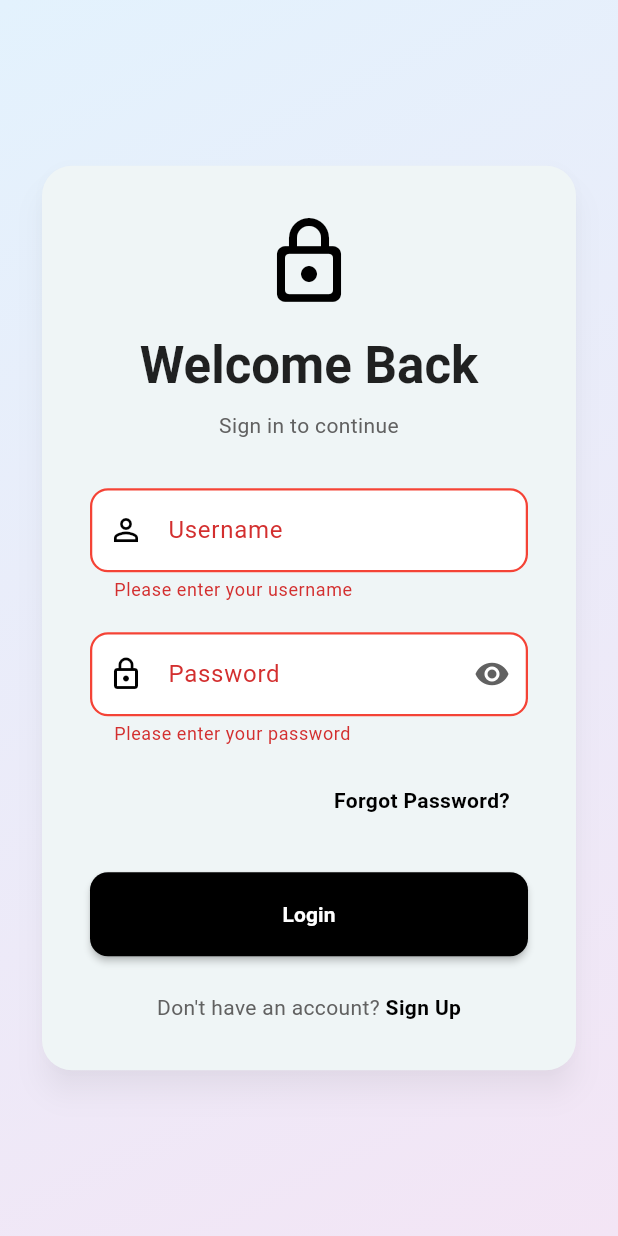
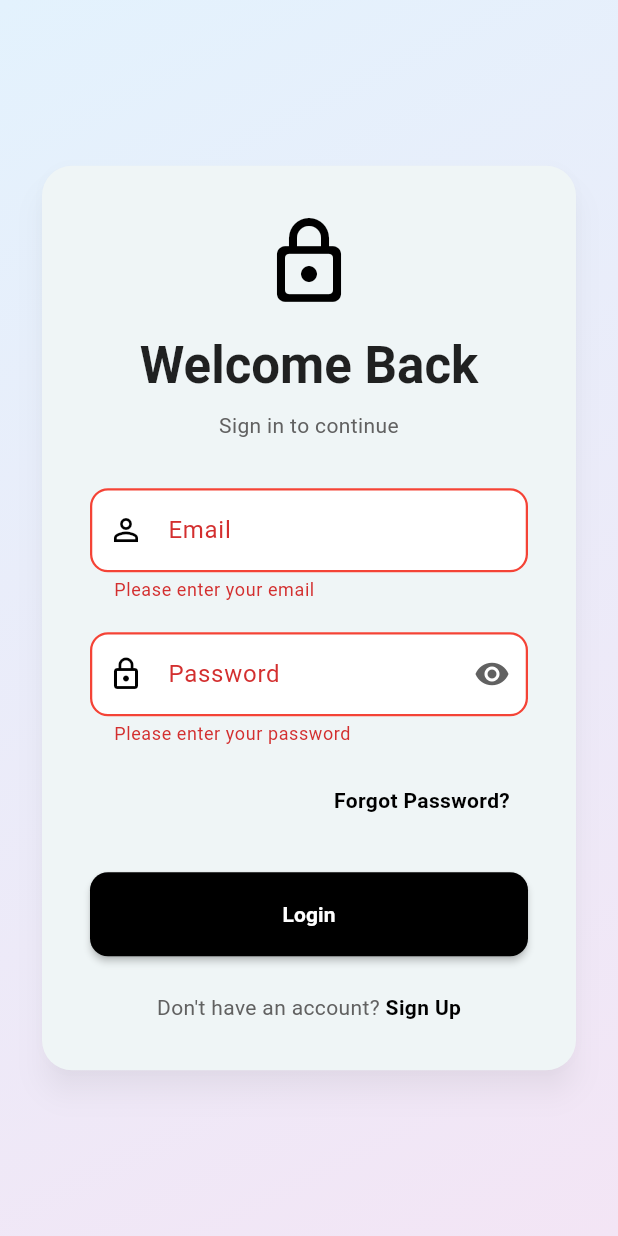
Before and after one commit to evance-mose/AMLS-APP, a Flutter app: the screen it shows after launch, after a tap on "Login", on a phone screen of 412 x 824 dp. Run offline on Flutter 3.47's test engine with Material 3 defaults, Android fonts, the phone set to English and light mode, and no system bars; our stand-ins replace bloc, flutter_bloc, shared_preferences; network calls fail.

Commit message:
Refactor authentication flow by updating LoginPage to use email instead of username, enhancing user experience with email validation. Integrate AuthCubit for managing authentication state and improve API service to include authentication headers for secure requests. Update main.dart to handle navigation based on authentication state, ensuring a seamless user experience.

```diff
--- a/lib/cubits/auth/auth_cubit.dart
+++ b/lib/cubits/auth/auth_cubit.dart
@@ -1,24 +1,51 @@
 import 'package:bloc/bloc.dart';
 import 'package:meta/meta.dart';
+import 'package:amls/services/auth_service.dart';
+import 'package:amls/models/user_model.dart';
 
 part 'auth_state.dart';
 
 class AuthCubit extends Cubit<AuthState> {
-  AuthCubit() : super(AuthInitial());
+  AuthCubit() : super(AuthInitial()) {
+    _checkAuthStatus();
+  }
 
-  Future<void> login(String username, String password) async {
+  // Check if user is already authenticated on app start
+  Future<void> _checkAuthStatus() async {
+    try {
+      final isAuthenticated = await AuthService.isAuthenticated();
+      if (isAuthenticated) {
+        final token = await AuthService.getToken();
+        final user = await AuthService.getUser();
+        if (token != null) {
+          emit(AuthAuthenticated(token: token, user: user));
+        }
+      }
+    } catch (e) {
+      print('Error checking auth status: $e');
+    }
+  }
+
+  Future<void> login(String email, String password) async {
     emit(AuthLoading());
-    await Future.delayed(const Duration(seconds: 1)); // Simulate network delay
-    if (username == 'test' && password == 'password') {
-      emit(AuthAuthenticated(username));
-    } else {
-      emit(AuthError('Invalid credentials'));
+    try {
+      final result = await AuthService.login(email, password);
+      emit(AuthAuthenticated(
+        token: result['token'],
+        user: result['user'],
+      ));
+    } catch (e) {
+      emit(AuthError(e.toString()));
     }
   }
 
   Future<void> logout() async {
     emit(AuthLoading());
-    await Future.delayed(const Duration(seconds: 1));
-    emit(AuthInitial());
+    try {
+      await AuthService.logout();
+      emit(AuthInitial());
+    } catch (e) {
+      emit(AuthError(e.toString()));
+    }
   }
 }
--- a/lib/cubits/auth/auth_state.dart
+++ b/lib/cubits/auth/auth_state.dart
@@ -8,9 +8,13 @@ class AuthInitial extends AuthState {}
 class AuthLoading extends AuthState {}
 
 class AuthAuthenticated extends AuthState {
-  final String username;
+  final String token;
+  final User? user;
 
-  AuthAuthenticated(this.username);
+  AuthAuthenticated({
+    required this.token,
+    this.user,
+  });
 }
 
 class AuthError extends AuthState {
--- a/lib/home_page.dart
+++ b/lib/home_page.dart
@@ -69,6 +69,7 @@ class _HomePageState extends State<HomePage> {
                         onPressed: () {
                           Navigator.pop(context);
                           context.read<AuthCubit>().logout();
+                          // Navigation back to login is handled by main.dart BlocBuilder
                         },
                         child: Text('Logout', style: TextStyle(color: colorScheme.error)),
                       ),
--- a/lib/login_page.dart
+++ b/lib/login_page.dart
@@ -10,7 +10,7 @@ class LoginPage extends StatefulWidget {
 }
 
 class _LoginPageState extends State<LoginPage> {
-  final TextEditingController _usernameController = TextEditingController();
+  final TextEditingController _emailController = TextEditingController();
   final TextEditingController _passwordController = TextEditingController();
   final GlobalKey<FormState> _formKey = GlobalKey<FormState>();
   bool _isPasswordVisible = false;
@@ -31,9 +31,9 @@ class _LoginPageState extends State<LoginPage> {
         });
         if (state is AuthAuthenticated) {
           ScaffoldMessenger.of(context).showSnackBar(
-            SnackBar(content: Text('Welcome, ${state.username}!')),
+            SnackBar(content: Text('Welcome, ${state.user?.name ?? 'User'}!')),
           );
-          Navigator.pushReplacementNamed(context, '/home');
+          // Navigation is now handled by main.dart BlocBuilder
         } else if (state is AuthError) {
           ScaffoldMessenger.of(context).showSnackBar(
             SnackBar(content: Text(state.message)),
@@ -107,14 +107,14 @@ class _LoginPageState extends State<LoginPage> {
                               const SizedBox(height: 16.0),
                             ],
 
-                            // Username Field
+                            // Email Field
                             TextFormField(
-                              controller: _usernameController,
+                              controller: _emailController,
                               keyboardType: TextInputType.emailAddress,
                               textInputAction: TextInputAction.next,
                               decoration: InputDecoration(
-                                labelText: 'Username',
-                                hintText: 'Enter your username',
+                                labelText: 'Email',
+                                hintText: 'Enter your email',
                                 prefixIcon: Icon(Icons.person_outline, color: Theme.of(context).colorScheme.primary),
                                 filled: true,
                                 fillColor: Colors.white,
@@ -141,7 +141,10 @@ class _LoginPageState extends State<LoginPage> {
                               ),
                               validator: (value) {
                                 if (value == null || value.isEmpty) {
-                                  return 'Please enter your username';
+                                  return 'Please enter your email';
+                                }
+                                if (!RegExp(r'^[\w-\.]+@([\w-]+\.)+[\w-]{2,4}$').hasMatch(value)) {
+                                  return 'Please enter a valid email';
                                 }
                                 return null;
                               },
@@ -293,7 +296,7 @@ class _LoginPageState extends State<LoginPage> {
   void _handleLogin() async {
     if (_formKey.currentState!.validate()) {
       context.read<AuthCubit>().login(
-            _usernameController.text,
+            _emailController.text,
             _passwordController.text,
           );
     }
@@ -301,7 +304,7 @@ class _LoginPageState extends State<LoginPage> {
 
   @override
   void dispose() {
-    _usernameController.dispose();
+    _emailController.dispose();
     _passwordController.dispose();
     super.dispose();
   }
--- a/lib/main.dart
+++ b/lib/main.dart
@@ -79,12 +79,24 @@ class MyApp extends StatelessWidget {
             labelSmall: TextStyle(fontSize: 10, fontWeight: FontWeight.w600, color: Colors.white),
           ),
         ),
-        initialRoute: '/login', // or '/login' if you want to start at login
+        home: BlocBuilder<AuthCubit, AuthState>(
+          builder: (context, state) {
+            if (state is AuthLoading) {
+              return const Scaffold(
+                body: Center(
+                  child: CircularProgressIndicator(),
+                ),
+              );
+            } else if (state is AuthAuthenticated) {
+              return const HomePage();
+            } else {
+              return const LoginPage();
+            }
+          },
+        ),
         routes: {
-          '/home': (context) => const HomePage(),
           '/logs': (context) => const MaintenanceLogsScreen(),
           '/issues': (context) => const IssuesScreen(),
-          '/login': (context) => const LoginPage(),
         },
       ),
     );
--- a/pubspec.yaml
+++ b/pubspec.yaml
@@ -32,6 +32,7 @@ dependencies:
     sdk: flutter
   flutter_bloc: ^8.1.5
   http: ^1.1.0
+  shared_preferences: ^2.2.2
 
 dev_dependencies:
   flutter_test:
```
Also changed, not shown: lib/services/api_service.dart (+17 -1 lines), lib/services/auth_service.dart (added, +147 -0 lines), lib/services/generic_api_service.dart (+13 -1 lines), pubspec.lock, 10 other files.
